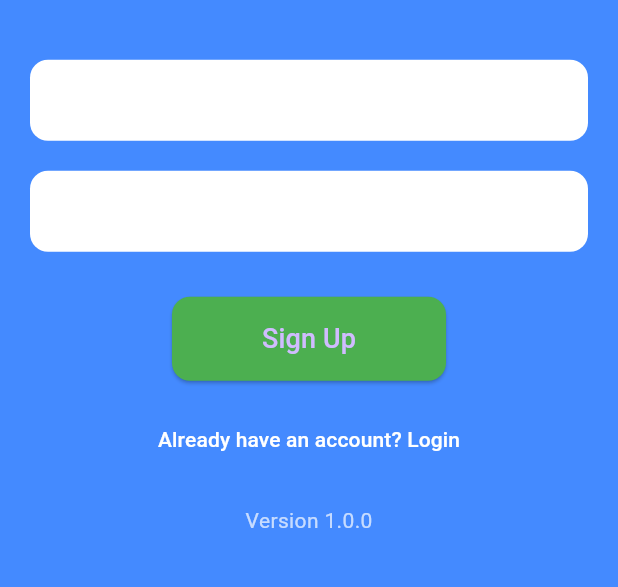
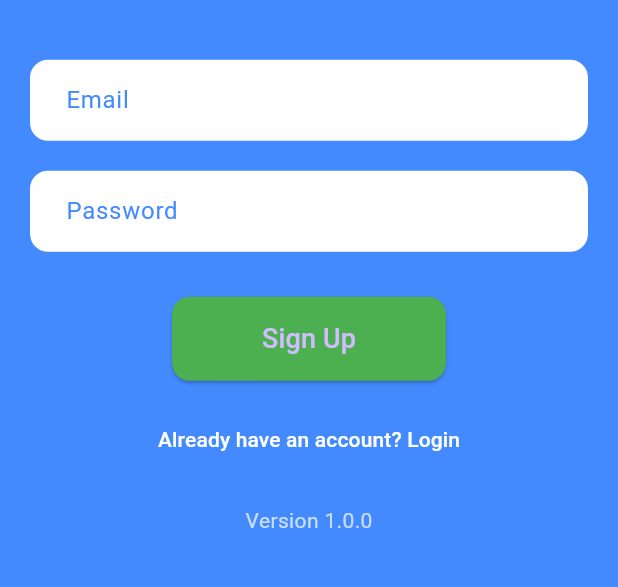
Before and after one commit to jalaparthi1/cw6, a Flutter app: the screen it shows after launch, after a tap on "Login", after a tap on "Create an account", on a phone screen of 412 x 824 dp, the part 385-972 px from its top. Run offline on Flutter 3.47's test engine with Material 3 defaults, Android fonts, the phone set to English and light mode, and no system bars; our stand-ins replace cloud_firestore, firebase_auth, firebase_core; accounts and stored records are empty.

```diff
--- a/lib/login_screen.dart
+++ b/lib/login_screen.dart
@@ -11,7 +11,7 @@ class LoginScreen extends StatefulWidget {
 class _LoginScreenState extends State<LoginScreen> {
   final _emailController = TextEditingController();
   final _passwordController = TextEditingController();
-  final _formKey = GlobalKey<FormState>(); // To handle form validation
+  final _formKey = GlobalKey<FormState>(); // For form validation
 
   Future<void> login() async {
     try {
@@ -26,7 +26,7 @@ class _LoginScreenState extends State<LoginScreen> {
     } catch (e) {
       print('Login failed: $e');
       ScaffoldMessenger.of(context).showSnackBar(
-        SnackBar(content: Text('Login failed. Please check your credentials.')),
+        SnackBar(content: Text('Login failed. Please try again.')),
       );
     }
   }
@@ -45,7 +45,7 @@ class _LoginScreenState extends State<LoginScreen> {
                 child: Column(
                   mainAxisSize: MainAxisSize.min,
                   children: [
-                    // App Logo or App Name (optional)
+                    // App Name or Logo (optional)
                     Text(
                       'Task Manager',
                       style: TextStyle(
@@ -54,14 +54,14 @@ class _LoginScreenState extends State<LoginScreen> {
                         color: Colors.white,
                       ),
                     ),
-                    SizedBox(height: 30),
+                    SizedBox(height: 40),
 
-                    // Email TextField
+                    // Email TextField with Validation
                     TextFormField(
                       controller: _emailController,
                       decoration: InputDecoration(
                         labelText: 'Email',
-                        labelStyle: TextStyle(color: Colors.white),
+                        labelStyle: TextStyle(color: Colors.blueAccent),
                         filled: true,
                         fillColor: Colors.white,
                         border: OutlineInputBorder(
@@ -76,7 +76,7 @@ class _LoginScreenState extends State<LoginScreen> {
                         if (value == null || value.isEmpty) {
                           return 'Please enter your email';
                         }
-                        if (!RegExp(r"^[a-zA-Z0-9+_.-]+@[a-zA-Z0-9.-]+$")
+                        if (!RegExp(r"^[a-zA-Z0-9+_.-]+@[a-zA0-9.-]+$")
                             .hasMatch(value)) {
                           return 'Please enter a valid email';
                         }
@@ -85,12 +85,12 @@ class _LoginScreenState extends State<LoginScreen> {
                     ),
                     SizedBox(height: 20),
 
-                    // Password TextField
+                    // Password TextField with Validation
                     TextFormField(
                       controller: _passwordController,
                       decoration: InputDecoration(
                         labelText: 'Password',
-                        labelStyle: TextStyle(color: Colors.white),
+                        labelStyle: TextStyle(color: Colors.blueAccent),
                         filled: true,
                         fillColor: Colors.white,
                         border: OutlineInputBorder(
@@ -104,6 +104,9 @@ class _LoginScreenState extends State<LoginScreen> {
                       validator: (value) {
                         if (value == null || value.isEmpty) {
                           return 'Please enter your password';
+                        }
+                        if (value.length < 6) {
+                          return 'Password must be at least 6 characters long';
                         }
                         return null;
                       },
@@ -128,14 +131,13 @@ class _LoginScreenState extends State<LoginScreen> {
                     ),
                     SizedBox(height: 15),
 
-                    // Text Button for Sign Up
+                    // Text Button to navigate to the Signup screen
                     TextButton(
                       onPressed: () {
                         Navigator.push(
-                          context,
-                          MaterialPageRoute(
-                              builder: (context) => SignupScreen()),
-                        );
+                            context,
+                            MaterialPageRoute(
+                                builder: (context) => SignupScreen()));
                       },
                       child: Text(
                         'Create an account',
--- a/lib/signup_screen.dart
+++ b/lib/signup_screen.dart
@@ -59,7 +59,7 @@ class _SignupScreenState extends State<SignupScreen> {
                       controller: _emailController,
                       decoration: InputDecoration(
                         labelText: 'Email',
-                        labelStyle: TextStyle(color: Colors.white),
+                        labelStyle: TextStyle(color: Colors.blueAccent),
                         filled: true,
                         fillColor: Colors.white,
                         border: OutlineInputBorder(
@@ -88,7 +88,7 @@ class _SignupScreenState extends State<SignupScreen> {
                       controller: _passwordController,
                       decoration: InputDecoration(
                         labelText: 'Password',
-                        labelStyle: TextStyle(color: Colors.white),
+                        labelStyle: TextStyle(color: Colors.blueAccent),
                         filled: true,
                         fillColor: Colors.white,
                         border: OutlineInputBorder(
```
Also changed, not shown: lib/task_list_screen.dart (+11 -1 lines), 125 other files.
